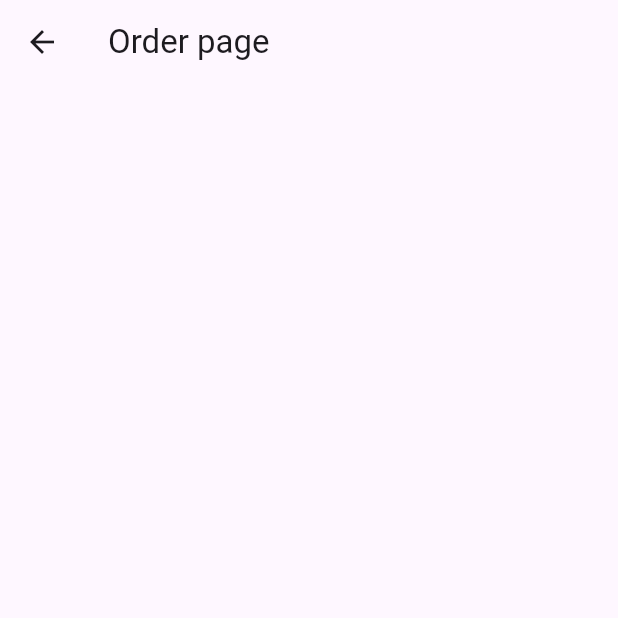
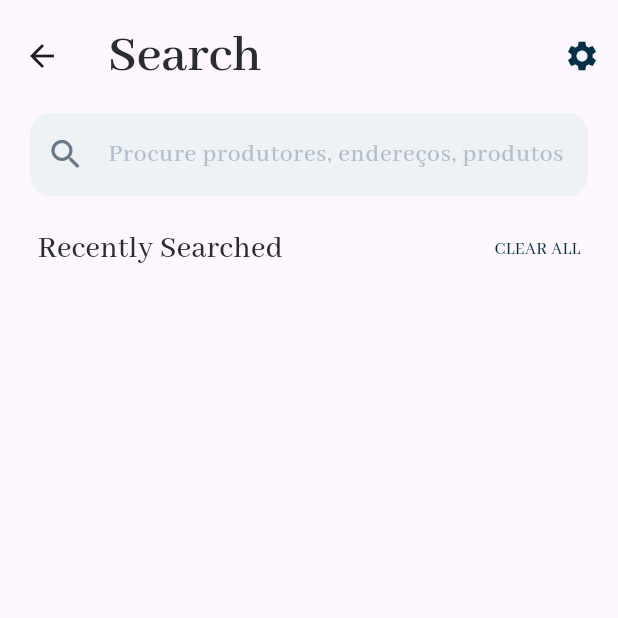
Before and after one commit to renanvolpe/family-farming-app, a Flutter app: the HomeOrdersPage screen opened directly, on a phone screen of 412 x 824 dp, the top half of it. Run offline on Flutter 3.47's test engine with Material 2 defaults, Android fonts, the phone set to English and light mode, and no system bars; our stand-ins replace another_flushbar, bloc, dio, flutter_bloc, flutter_map, geolocator and 4 more; accounts and stored records are empty; network calls fail; statements that could not run were skipped.

Commit message:
add some customizations to old pages

```diff
--- a/lib/modules/home/pages/home_main.dart
+++ b/lib/modules/home/pages/home_main.dart
@@ -77,17 +77,39 @@ class _HomeMainState extends State<HomeMain> {
   @override
   Widget build(BuildContext context) {
     return Scaffold(
-        body: IndexedStack(
-            index: _calculateSelectedIndex(context), children: children),
-        bottomNavigationBar: BottomNavigationBar(
-          onTap: onTap,
-          items: const [
-            BottomNavigationBarItem(icon: Icon(Icons.home), label: 'Map'),
-            BottomNavigationBarItem(icon: Icon(Icons.search), label: 'Order'),
-            BottomNavigationBarItem(
-                icon: Icon(Icons.account_box), label: 'Account'),
-          ],
-        ));
+      body: IndexedStack(
+        index: _calculateSelectedIndex(context),
+        children: children,
+      ),
+      bottomNavigationBar: BottomNavigationBar(
+        onTap: onTap,
+        elevation: 0,
+        useLegacyColorScheme: false,
+        items: [
+          BottomNavigationBarItem(
+            icon: Icon(
+              Icons.home,
+              color: ColorApp.blue3,
+            ),
+            label: 'Mapa',
+          ),
+          BottomNavigationBarItem(
+            icon: Icon(
+              Icons.search,
+              color: ColorApp.blue3,
+            ),
+            label: 'Produtores',
+          ),
+          BottomNavigationBarItem(
+            icon: Icon(
+              Icons.account_circle_outlined,
+              color: ColorApp.blue3,
+            ),
+            label: 'Conta',
+          ),
+        ],
+      ),
+    );
   }
 }
 
--- a/lib/modules/home/pages/home_map_page.dart
+++ b/lib/modules/home/pages/home_map_page.dart
@@ -69,11 +69,12 @@ class _HomeMapPageState extends State<HomeMapPage> {
   Widget build(BuildContext context) {
     return Scaffold(
       appBar: AppBar(
+        toolbarHeight: 75,
         title: Text(
           "Discover",
           style: TextStyle(
-            color: ColorApp.blue3,
-            fontSize: 30,
+            color: ColorApp.dark1,
+            fontSize: 36,
             fontWeight: FontWeight.w600,
             fontFamily: 'Abhaya Libre',
           ),
--- a/lib/modules/home/pages/home_orders_page.dart
+++ b/lib/modules/home/pages/home_orders_page.dart
@@ -1,4 +1,6 @@
 import 'package:flutter/material.dart';
+import 'package:organaki_app/core/colors_app.dart';
+import 'package:organaki_app/core/extensions.dart';
 
 class HomeOrdersPage extends StatefulWidget {
   const HomeOrdersPage({Key? key}) : super(key: key);
@@ -11,7 +13,113 @@ class _HomeOrdersPageState extends State<HomeOrdersPage> {
   @override
   Widget build(BuildContext context) {
     return Scaffold(
-      appBar: AppBar(title: const Text("Order page")),
+      appBar: AppBar(
+        toolbarHeight: 75,
+        title: Text(
+          "Search",
+          style: TextStyle(
+            color: ColorApp.dark1,
+            fontSize: 36,
+            fontWeight: FontWeight.w600,
+            fontFamily: 'Abhaya Libre',
+          ),
+        ),
+        actions: [
+          IconButton(
+            icon: Icon(
+              Icons.settings,
+              color: ColorApp.blue3,
+            ),
+            tooltip: 'Open search filters',
+            onPressed: () {
+              // handle the press
+            },
+          ),
+        ],
+      ),
+      resizeToAvoidBottomInset: false,
+      body: SingleChildScrollView(
+        child: Column(
+          children: <Widget>[
+            Padding(
+              padding: const EdgeInsets.only(
+                left: 20,
+                right: 20,
+              ),
+              child: TextField(
+                style: TextStyle(
+                  color: ColorApp.dark1,
+                  fontSize: 17,
+                  fontWeight: FontWeight.w500,
+                  fontFamily: 'Abhaya Libre',
+                ),
+                decoration: InputDecoration(
+                  prefixIcon: Padding(
+                    padding: const EdgeInsets.only(top: 0),
+                    child: Icon(
+                      Icons.search_rounded,
+                      color: ColorApp.blue4,
+                      size: 26,
+                    ),
+                  ),
+                  contentPadding: const EdgeInsets.only(
+                    left: 0,
+                    right: 10,
+                    top: 30,
+                  ),
+                  filled: true,
+                  fillColor: ColorApp.white4,
+                  border: const OutlineInputBorder(
+                    borderRadius: BorderRadius.all(
+                      Radius.circular(14.0),
+                    ),
+                    borderSide: BorderSide.none,
+                  ),
+                  hintText: "Procure produtores, endereços, produtos",
+                  hintStyle: TextStyle(
+                    color: ColorApp.grey3,
+                    fontSize: 17,
+                    fontWeight: FontWeight.w500,
+                    fontFamily: 'Abhaya Libre',
+                  ),
+                ),
+              ),
+            ),
+            Container(
+              margin: const EdgeInsets.only(
+                top: 20,
+                right: 25,
+                left: 25,
+              ),
+              child: Row(
+                children: [
+                  Text(
+                    'Recently Searched',
+                    textAlign: TextAlign.start,
+                    style: TextStyle(
+                      color: ColorApp.dark1,
+                      fontFamily: 'Abhaya Libre',
+                      fontSize: 21,
+                      fontWeight: FontWeight.w500,
+                    ),
+                  ),
+                  Spacer(),
+                  Text(
+                    'CLEAR ALL',
+                    textAlign: TextAlign.end,
+                    style: TextStyle(
+                      color: ColorApp.blue3,
+                      fontFamily: 'Abhaya Libre',
+                      fontSize: 12,
+                      fontWeight: FontWeight.w500,
+                    ),
+                  ),
+                ],
+              ),
+            ),
+          ],
+        ),
+      ),
     );
   }
 }
```
